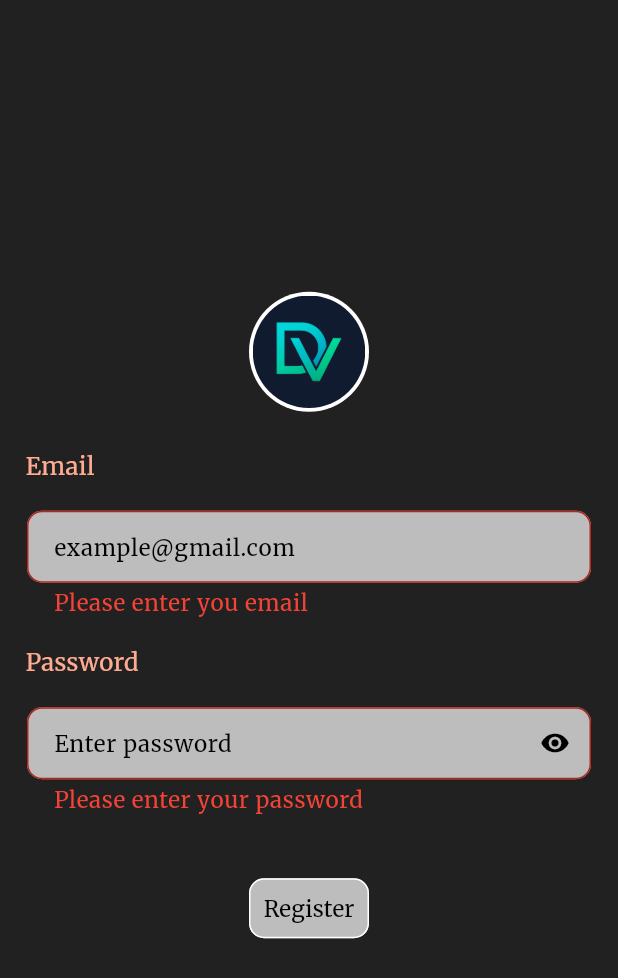
After one commit to David-999-david/Man-app, a Flutter app: the RegisterScreen screen opened directly, after a tap on "Register", on a phone screen of 412 x 824 dp. The commit adds this screen. Shown: the top 978 px of the screen. Run offline on Flutter 3.47's test engine with Material 3 defaults, Android fonts, the phone set to English and light mode, and no system bars; our stand-ins replace email_validator, google_fonts.

Commit message:
take a rest

```diff
--- a/lib/main.dart
+++ b/lib/main.dart
@@ -1,5 +1,5 @@
 import 'package:flutter/material.dart';
-import 'package:user_auth/presentation/user/login_screen.dart';
+import 'package:user_auth/presentation/user/auth/login/login_screen.dart';
 
 void main() {
   runApp(MyApp());
--- a/lib/presentation/user/login_screen.dart
+++ b/lib/presentation/user/auth/login/login_screen.dart
@@ -1,7 +1,8 @@
 import 'package:email_validator/email_validator.dart';
 import 'package:flutter/material.dart';
 import 'package:provider/provider.dart';
-import 'package:user_auth/presentation/user/notifier/login_notifier.dart';
+import 'package:user_auth/presentation/user/auth/login/notifier/login_notifier.dart';
+import 'package:user_auth/presentation/user/auth/register/register_screen.dart';
 import 'package:user_auth/theme/app_text_style.dart';
 
 class LoginScreen extends StatelessWidget {
@@ -165,7 +166,33 @@ class LoginScreen extends StatelessWidget {
                                         style: 15.sp(),
                                       )),
                                 ),
-                              )
+                              ),
+                              SizedBox(
+                                height: 14,
+                              ),
+                              Center(
+                                  child: GestureDetector(
+                                onTap: () {
+                                  Navigator.push(
+                                      context,
+                                      MaterialPageRoute(
+                                        builder: (context) => RegisterScreen(),
+                                      ));
+                                },
+                                child: RichText(
+                                    text: TextSpan(style: 15.sp(), children: [
+                                  TextSpan(
+                                      text: 'Join us-',
+                                      style: 14.sp(color: Color(0xFFFFAB91))),
+                                  TextSpan(
+                                      text: 'Register now!',
+                                      style: 14
+                                          .sp(color: Color(0xFFFFAB91))
+                                          .copyWith(
+                                              decoration:
+                                                  TextDecoration.underline))
+                                ])),
+                              ))
                             ],
                           ))
                     ],
--- /dev/null
+++ b/lib/presentation/user/auth/register/notifier/register_notifier.dart
@@ -0,0 +1,21 @@
+import 'package:flutter/material.dart';
+
+class RegisterNotifier extends ChangeNotifier {
+  final TextEditingController _emailCtr = TextEditingController();
+  final TextEditingController _pssCtr = TextEditingController();
+
+  TextEditingController get emailCtr => _emailCtr;
+  TextEditingController get pssCtr => _pssCtr;
+
+  bool isVisable = false;
+
+  void onShown() {
+    if (_pssCtr.text.trim().isNotEmpty) {
+      isVisable = !isVisable;
+      notifyListeners();
+    } else {
+      isVisable = !isVisable;
+      notifyListeners();
+    }
+  }
+}
--- /dev/null
+++ b/lib/presentation/user/auth/register/register_screen.dart
@@ -0,0 +1,187 @@
+import 'package:email_validator/email_validator.dart';
+import 'package:flutter/material.dart';
+import 'package:provider/provider.dart';
+import 'package:user_auth/presentation/user/auth/login/login_screen.dart';
+import 'package:user_auth/presentation/user/auth/register/notifier/register_notifier.dart';
+import 'package:user_auth/theme/app_text_style.dart';
+
+class RegisterScreen extends StatelessWidget {
+  const RegisterScreen({super.key});
+
+  @override
+  Widget build(BuildContext context) {
+    final formKey = GlobalKey<FormState>();
+
+    return Scaffold(
+      body: ChangeNotifierProvider(
+          create: (_) => RegisterNotifier(),
+          child: Consumer<RegisterNotifier>(
+            builder: (context, provider, child) {
+              return Container(
+                width: double.infinity,
+                padding: EdgeInsets.symmetric(horizontal: 10, vertical: 6),
+                decoration: BoxDecoration(color: Color(0xFF212121)),
+                child: Center(
+                  child: Column(
+                    crossAxisAlignment: CrossAxisAlignment.center,
+                    mainAxisAlignment: MainAxisAlignment.center,
+                    children: [
+                      CircleAvatar(
+                        radius: 40,
+                        backgroundColor: Colors.white,
+                        child: ClipOval(
+                          child: Image.asset(
+                            height: 75,
+                            width: 75,
+                            'assets/images/DV.png',
+                            fit: BoxFit.cover,
+                          ),
+                        ),
+                      ),
+                      Form(
+                          key: formKey,
+                          child: Column(
+                            crossAxisAlignment: CrossAxisAlignment.start,
+                            children: [
+                              Padding(
+                                padding:
+                                    const EdgeInsets.only(top: 25, left: 7),
+                                child: Text(
+                                  'Email',
+                                  style: 16.sp(color: Color(0xFFFFAB91)),
+                                ),
+                              ),
+                              SizedBox(
+                                height: 10,
+                              ),
+                              Padding(
+                                padding: const EdgeInsets.all(8.0),
+                                child: TextFormField(
+                                  controller: provider.emailCtr,
+                                  keyboardType: TextInputType.emailAddress,
+                                  decoration: InputDecoration(
+                                      filled: true,
+                                      fillColor: Color(0xFFBDBDBD),
+                                      // labelText: '@email',
+                                      // labelStyle: 15.sp(),
+                                      hintText: 'example@gmail.com',
+                                      hintStyle: 15.sp(),
+                                      errorStyle: 15.sp(color: Colors.red),
+                                      contentPadding: EdgeInsets.symmetric(
+                                          horizontal: 14, vertical: 6),
+                                      border: OutlineInputBorder(
+                                          borderRadius:
+                                              BorderRadius.circular(10),
+                                          borderSide:
+                                              BorderSide(color: Colors.white)),
+                                      focusedBorder: OutlineInputBorder(
+                                          borderRadius:
+                                              BorderRadius.circular(10),
+                                          borderSide:
+                                              BorderSide(color: Colors.white))),
+                                  validator: (value) {
+                                    if (value == null || value.isEmpty) {
+                                      return 'Please enter you email';
+                                    }
+                                    if (!EmailValidator.validate(value)) {
+                                      return 'Please enter a valid email';
+                                    }
+                                    return null;
+                                  },
+                                ),
+                              ),
+                              SizedBox(
+                                height: 5,
+                              ),
+                              Padding(
+                                padding: const EdgeInsets.only(top: 5, left: 7),
+                                child: Text(
+                                  'Password',
+                                  style: 16.sp(color: Color(0xFFFFAB91)),
+                                ),
+                              ),
+                              SizedBox(
+                                height: 10,
+                              ),
+                              Padding(
+                                padding: const EdgeInsets.all(8.0),
+                                child: TextFormField(
+                                  controller: provider.pssCtr,
+                                  obscureText: provider.isVisable,
+                                  decoration: InputDecoration(
+                                      filled: true,
+                                      fillColor: Color(0xFFBDBDBD),
+                                      // labelText: 'password',
+                                      // labelStyle: 15.sp(),
+                                      hintText: 'Enter password',
+                                      hintStyle: 15.sp(),
+                                      errorStyle: 15.sp(color: Colors.red),
+                                      suffixIcon: IconButton(
+                                          color: Colors.black,
+                                          iconSize: 20,
+                                          onPressed: () {
+                                            provider.onShown();
+                                          },
+                                          icon: Icon(provider.isVisable
+                                              ? Icons.visibility_off
+                                              : Icons.visibility)),
+                                      contentPadding: EdgeInsets.symmetric(
+                                          horizontal: 14, vertical: 6),
+                                      border: OutlineInputBorder(
+                                          borderRadius:
+                                              BorderRadius.circular(10),
+                                          borderSide:
+                                              BorderSide(color: Colors.white)),
+                                      focusedBorder: OutlineInputBorder(
+                                          borderRadius:
+                                              BorderRadius.circular(10),
+                                          borderSide:
+                                              BorderSide(color: Colors.white))),
+                                  validator: (value) {
+                                    if (value == null || value.isEmpty) {
+                                      return 'Please enter your password';
+                                    }
+                                    return null;
+                                  },
+                                ),
+                              ),
+                              Center(
+                                child: Padding(
+                                  padding: const EdgeInsets.only(top: 30),
+                                  child: OutlinedButton(
+                                      style: OutlinedButton.styleFrom(
+                                          backgroundColor: Color(0xFFBDBDBD),
+                                          padding: EdgeInsets.symmetric(
+                                              horizontal: 5, vertical: 3),
+                                          side: BorderSide(color: Colors.white),
+                                          shape: RoundedRectangleBorder(
+                                              borderRadius:
+                                                  BorderRadius.circular(10)),
+                                          fixedSize: Size(80, 32)),
+                                      onPressed: () {
+                                        if (formKey.currentState!.validate()) {
+                                          Navigator.push(
+                                              context,
+                                              MaterialPageRoute(
+                                                builder: (context) =>
+                                                    LoginScreen(),
+                                              ));
+                                        }
+                                      },
+                                      child: Text(
+                                        'Register',
+                                        style: 15.sp(),
+                                      )),
+                                ),
+                              )
+                            ],
+                          ))
+                    ],
+                  ),
+                ),
+              );
+            },
+          )),
+    );
+  }
+}
```
Also changed, not shown: lib/presentation/user/auth/login/notifier/login_notifier.dart (renamed from lib/presentation/user/notifier/login_notifier.dart).
